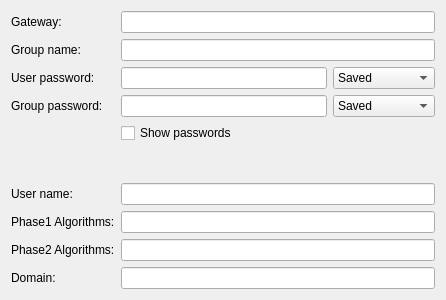
KDE/plasma-nm, file vpn/openswan/openswan.ui: the form before one commit.
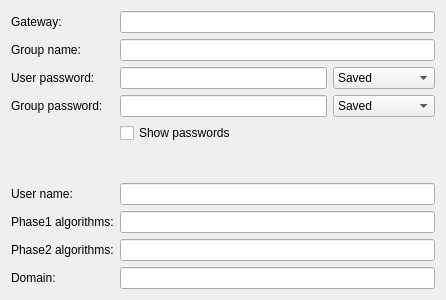
The form after the commit. Custom widgets are drawn as their Qt base class.

Patch:
```diff
--- a/vpn/openswan/openswan.ui
+++ b/vpn/openswan/openswan.ui
@@ -138,7 +138,7 @@
    <item row="7" column="0">
     <widget class="QLabel" name="label_6">
      <property name="text">
-      <string>Phase1 Algorithms:</string>
+      <string>Phase1 algorithms:</string>
      </property>
     </widget>
    </item>
@@ -148,7 +148,7 @@
    <item row="8" column="0">
     <widget class="QLabel" name="label_7">
      <property name="text">
-      <string>Phase2 Algorithms:</string>
+      <string>Phase2 algorithms:</string>
      </property>
     </widget>
    </item>
```
Left out of the diff: 13 changed lines with no effect on the pictures.
